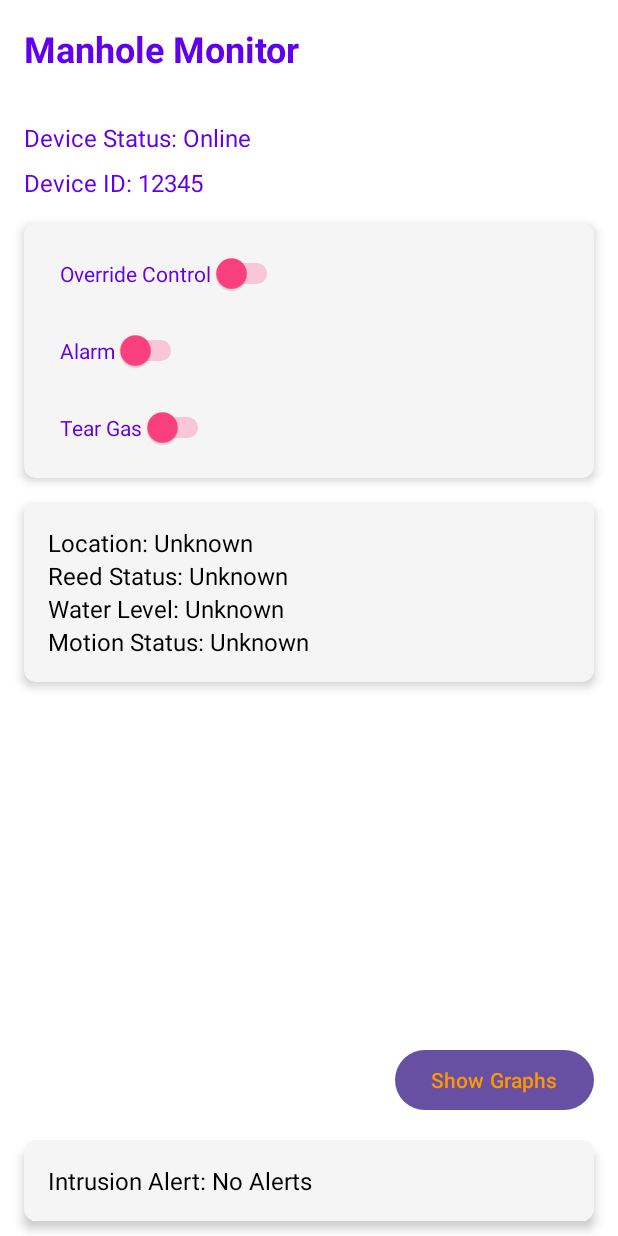
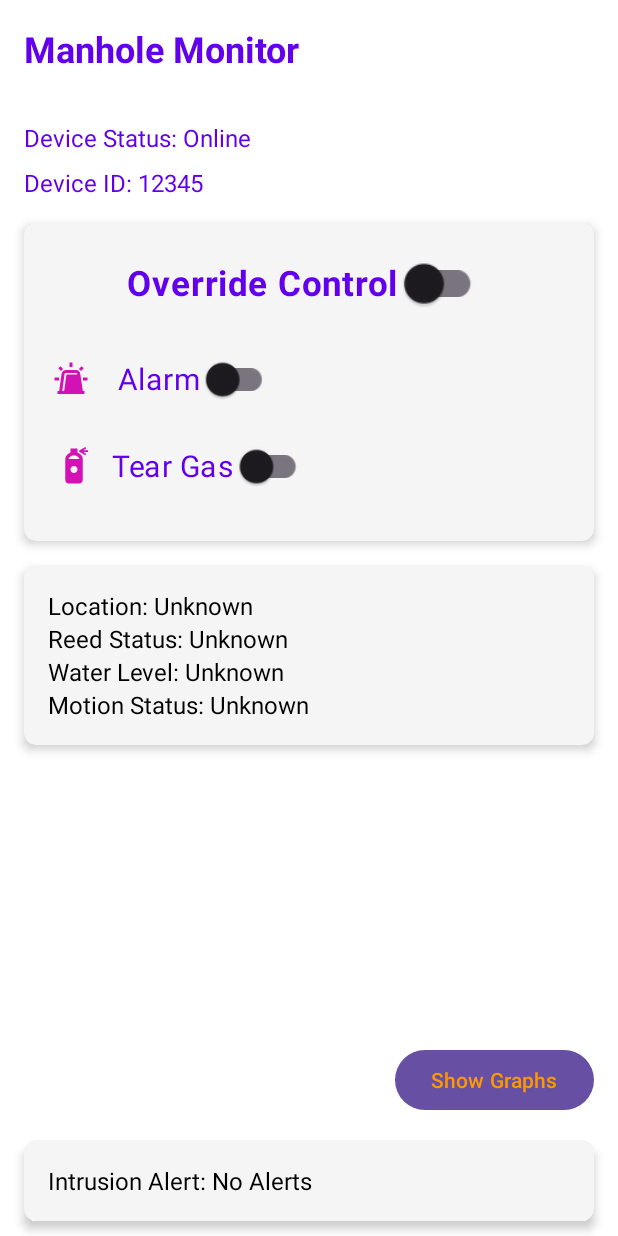
Before and after one commit to Schinqy/Smart-ManHole-Intrusion-Detection-System, an Android app: the screen it shows after launch (MainActivity), on a phone screen of 412 x 824 dp. Run offline under Robolectric (Android 15) with nearby library versions, the phone set to English and light mode, and no system bars.

Commit message:
Some UI fixes

```diff
--- a/mobile_app/app/build.gradle
+++ b/mobile_app/app/build.gradle
@@ -37,4 +37,6 @@ dependencies {
     testImplementation libs.junit
     androidTestImplementation libs.ext.junit
     androidTestImplementation libs.espresso.core
+    implementation 'com.google.android.material:material:1.12.0'
+
 }
--- /dev/null
+++ b/mobile_app/app/src/main/res/drawable/ic_siren.xml
@@ -0,0 +1,11 @@
+<vector xmlns:android="http://schemas.android.com/apk/res/android"
+    android:width="96dp"
+    android:height="96dp"
+    android:viewportWidth="96"
+    android:viewportHeight="96">
+  <path
+      android:pathData="M44,4L44,16L52,16L52,4ZM19.625,14L14,19.625L21.125,26.875L26.875,21.125ZM76.375,14L69.125,21.125L74.875,26.875L82,19.625ZM34.75,24C28.891,24 24,28.344 22.875,34L22.875,34.25L16.5,80L12,80L12,88L84,88L84,80L79.5,80L72.75,34.375C72.75,34.328 72.75,34.297 72.75,34.25C72.109,28.391 67.078,24 61.25,24ZM34.75,32L61.25,32C63.391,32 64.672,33.172 64.875,35.25L64.875,35.375L65,36L37.625,36C36.828,36 36.031,36.828 35.625,37.625L29.75,80L24.625,80L30.75,35.625C31.219,33.281 32.609,32 34.75,32ZM4,44L4,52L16,52L16,44ZM80,44L80,52L92,52L92,44Z"
+      android:fillColor="#D312B6"
+      android:fillType="nonZero"
+      android:strokeColor="#00000000"/>
+</vector>
--- /dev/null
+++ b/mobile_app/app/src/main/res/drawable/ic_spray.xml
@@ -0,0 +1,11 @@
+<vector xmlns:android="http://schemas.android.com/apk/res/android"
+    android:width="96dp"
+    android:height="96dp"
+    android:viewportWidth="96"
+    android:viewportHeight="96">
+  <path
+      android:pathData="M73.875,4.5L60.875,12L60,12.5L60,15.5L60.875,16L73.875,23.5L75.875,20L68.875,16L80,16L80,12L68.875,12L75.875,8ZM40,8L40,17.125C38.766,17.625 37.375,18.297 35.875,19.25C32.281,21.516 28,25.766 28,32L28,80C28,84.422 31.578,88 36,88L60,88C64.422,88 68,84.422 68,80L68,32C68,25.906 63.672,21.813 60.125,19.5C58.656,18.547 57.203,17.922 56,17.375L56,8ZM44.75,24L51.125,24C51.359,24.078 53.547,24.734 55.875,26.25C58.328,27.859 60,29.75 60,32L36,32C36,29.391 37.719,27.641 40.125,26.125C42.406,24.688 44.516,24.063 44.75,24ZM48,48C52.422,48 56,51.578 56,56C56,60.422 52.422,64 48,64C43.578,64 40,60.422 40,56C40,51.578 43.578,48 48,48Z"
+      android:fillColor="#D312B6"
+      android:fillType="nonZero"
+      android:strokeColor="#00000000"/>
+</vector>
--- /dev/null
+++ b/mobile_app/app/src/main/res/drawable/ic_tear_gas.xml
@@ -0,0 +1,11 @@
+<vector xmlns:android="http://schemas.android.com/apk/res/android"
+    android:width="96dp"
+    android:height="96dp"
+    android:viewportWidth="96"
+    android:viewportHeight="96">
+  <path
+      android:pathData="M84,8C81.797,8 80,9.797 80,12C80,14.203 81.797,16 84,16C86.203,16 88,14.203 88,12C88,9.797 86.203,8 84,8ZM68,12C65.797,12 64,13.797 64,16C64,18.203 65.797,20 68,20C70.203,20 72,18.203 72,16C72,13.797 70.203,12 68,12ZM24,16L24,28C22.781,28.5 21.375,29.172 19.875,30.125C16.297,32.391 12,37.906 12,44.125L12.125,80C12.125,84.422 15.719,88 20.125,88L44,88C48.406,88 52,84.422 52,80L52,44C52,37.922 47.656,32.438 44.125,30.125C42.656,29.172 41.203,28.547 40,28L40,16ZM52,20C49.797,20 48,21.797 48,24C48,26.203 49.797,28 52,28C54.203,28 56,26.203 56,24C56,21.797 54.203,20 52,20ZM84,20C81.797,20 80,21.797 80,24C80,26.203 81.797,28 84,28C86.203,28 88,26.203 88,24C88,21.797 86.203,20 84,20ZM68,28C65.797,28 64,29.797 64,32C64,34.203 65.797,36 68,36C70.203,36 72,34.203 72,32C72,29.797 70.203,28 68,28ZM84,32C81.797,32 80,33.797 80,36C80,38.203 81.797,40 84,40C86.203,40 88,38.203 88,36C88,33.797 86.203,32 84,32ZM32,44C40.813,44 48,51.188 48,60C48,68.813 40.813,76 32,76C23.188,76 16,68.813 16,60C16,51.188 23.188,44 32,44ZM32,48C25.703,48 20,53.703 20,60C20,62.375 20.781,64.688 22.125,66.625L38.625,50.125C36.688,48.766 34.375,48 32,48ZM41.875,53.375L25.375,69.875C27.313,71.219 29.625,72 32,72C38.297,72 44,66.297 44,60C44,57.625 43.219,55.313 41.875,53.375Z"
+      android:fillColor="#D312B6"
+      android:fillType="nonZero"
+      android:strokeColor="#00000000"/>
+</vector>
--- a/mobile_app/app/src/main/res/layout/activity_main.xml
+++ b/mobile_app/app/src/main/res/layout/activity_main.xml
@@ -58,7 +58,8 @@
             android:layout_marginTop="8dp"
             android:layout_marginStart="16dp" />
 
-        <!-- Control Switches in a Card -->
+        <!-- Control Switches -->
+
         <androidx.cardview.widget.CardView
             android:id="@+id/controlCard"
             android:layout_width="0dp"
@@ -70,14 +71,18 @@
             app:cardCornerRadius="8dp"
             app:cardElevation="4dp"
             app:cardBackgroundColor="@color/cardBackgroundColor">
-
             <LinearLayout
                 android:layout_width="match_parent"
                 android:layout_height="wrap_content"
                 android:orientation="vertical"
                 android:padding="16dp">
-
-                <Switch
+                <LinearLayout
+                    android:layout_width="match_parent"
+                    android:layout_height="wrap_content"
+                    android:orientation="horizontal"
+                    android:layout_marginBottom="16dp"
+                    android:gravity="center_horizontal">
+                    <com.google.android.material.switchmaterial.SwitchMaterial
                         android:id="@+id/switchOverride"
                         android:layout_width="wrap_content"
                         android:layout_height="wrap_content"
@@ -85,9 +90,28 @@
                         android:textColor="@color/primaryColor"
                         android:thumbTint="@color/controlColor"
                         android:trackTint="@color/controlColor"
-                    android:padding="8dp" />
+                        android:textStyle="bold"
+                        android:textSize="18sp"
+                        android:paddingStart="16dp"
+                        android:paddingEnd="16dp"
+                        android:scaleX="1.3"
+                        android:scaleY="1.3" />
+                </LinearLayout>
+                <LinearLayout
+                    android:layout_width="match_parent"
+                    android:layout_height="wrap_content"
+                    android:orientation="horizontal"
+                    android:layout_marginBottom="10dp"
+                    android:layout_marginLeft="3dp"
+                    android:gravity="center_vertical">
+                    <ImageView
+                        android:layout_width="24dp"
+                        android:layout_height="24dp"
+                        android:src="@drawable/ic_siren"
+                        android:layout_marginEnd="8dp"
+                        android:contentDescription="Alarm icon" />
 
-                <Switch
+                    <com.google.android.material.switchmaterial.SwitchMaterial
                         android:id="@+id/switchAlarm"
                         android:layout_width="wrap_content"
                         android:layout_height="wrap_content"
@@ -95,10 +119,28 @@
                         android:textColor="@color/primaryColor"
                         android:thumbTint="@color/controlColor"
                         android:trackTint="@color/controlColor"
-                    android:padding="8dp"
-                    android:layout_marginTop="16dp" />
+                        android:textSize="18sp"
+                        android:paddingStart="16dp"
+                        android:paddingEnd="16dp"
+                        android:scaleX="1.1"
+                        android:scaleY="1.1" />
+                </LinearLayout>
+                <LinearLayout
+                    android:layout_width="match_parent"
+                    android:layout_height="wrap_content"
+                    android:orientation="horizontal"
+                    android:layout_marginBottom="10dp"
+                    android:layout_marginLeft="3dp"
+                    android:gravity="center_vertical">
 
-                <Switch
+                    <ImageView
+                        android:layout_width="28dp"
+                        android:layout_height="28dp"
+                        android:layout_marginEnd="1dp"
+                        android:contentDescription="Tear gas icon"
+                        android:src="@drawable/ic_spray" />
+
+                    <com.google.android.material.switchmaterial.SwitchMaterial
                         android:id="@+id/switchTearGas"
                         android:layout_width="wrap_content"
                         android:layout_height="wrap_content"
@@ -106,8 +148,12 @@
                         android:textColor="@color/primaryColor"
                         android:thumbTint="@color/controlColor"
                         android:trackTint="@color/controlColor"
-                    android:padding="8dp"
-                    android:layout_marginTop="16dp" />
+                        android:textSize="18sp"
+                        android:paddingStart="16dp"
+                        android:paddingEnd="16dp"
+                        android:scaleX="1.1"
+                        android:scaleY="1.1" />
+                </LinearLayout>
             </LinearLayout>
         </androidx.cardview.widget.CardView>
 
--- a/mobile_app/app/src/main/res/values/strings.xml
+++ b/mobile_app/app/src/main/res/values/strings.xml
@@ -1,3 +1,5 @@
 <resources>
     <string name="app_name">smids</string>
+    <string name="switch_alarm">Alarm</string>
+    <string name="switch_tear_gas">Tear Gas</string>
 </resources>
```
Lines whose indentation alone changed are shown as unchanged.
